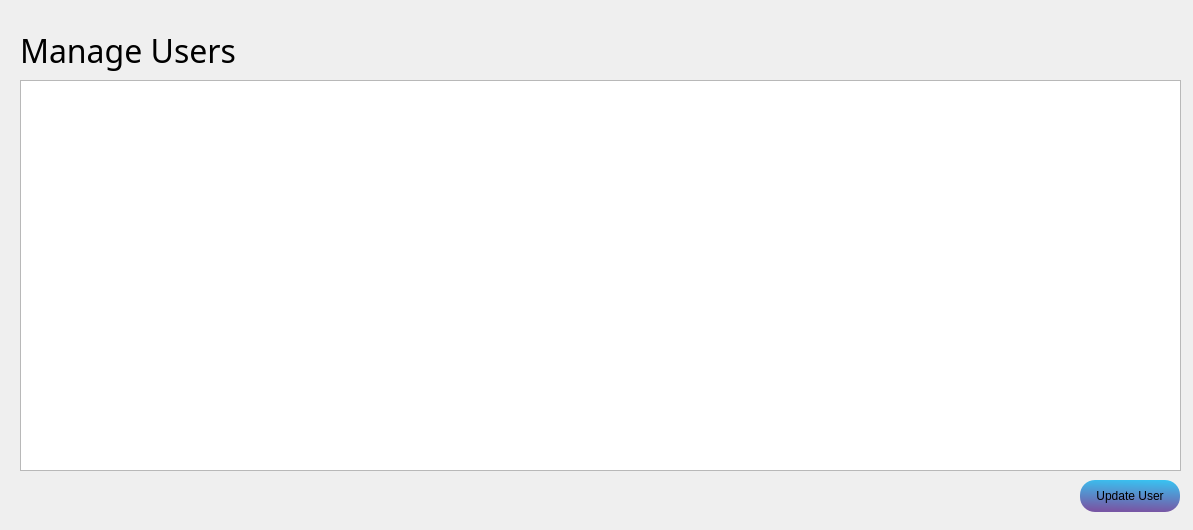
This is MyCovidRecord/manageusers.ui in gagabon501/cs106-2 as Qt 5 draws it before an edit. The edited form follows.
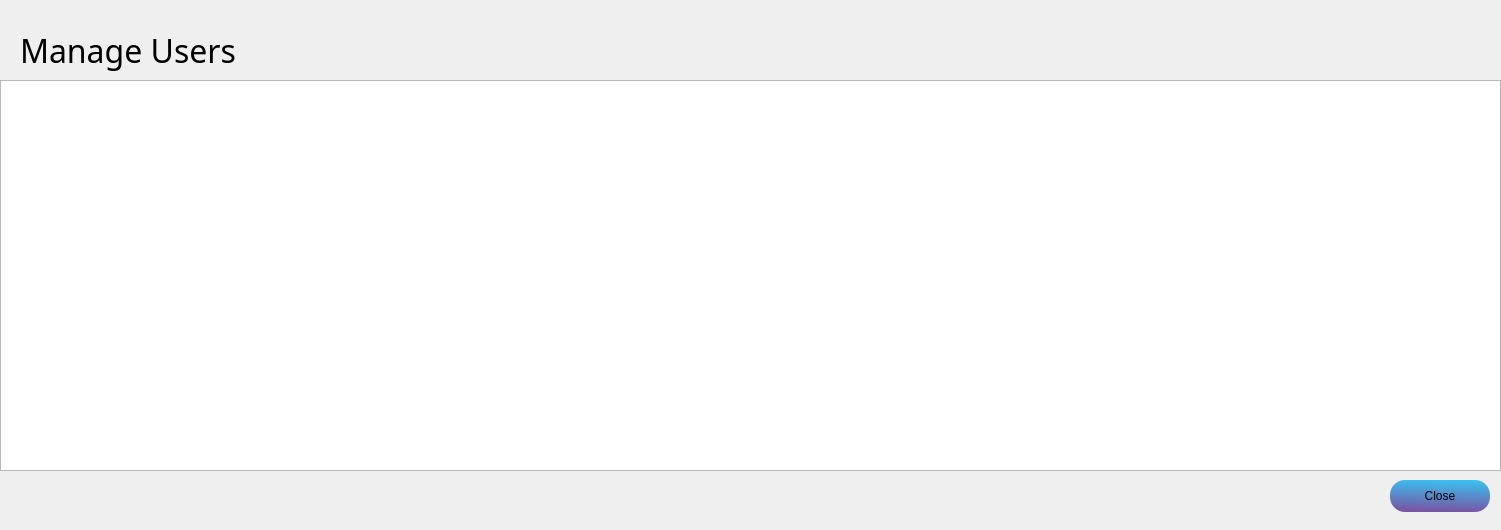
This is the edited form.

What changed in the file:
```diff
--- a/MyCovidRecord/manageusers.ui
+++ b/MyCovidRecord/manageusers.ui
@@ -6,7 +6,7 @@
    <rect>
     <x>0</x>
     <y>0</y>
-    <width>1193</width>
+    <width>1501</width>
     <height>530</height>
    </rect>
   </property>
@@ -17,7 +17,7 @@
    <widget class="QPushButton" name="updatUser">
     <property name="geometry">
      <rect>
-      <x>1080</x>
+      <x>1390</x>
       <y>480</y>
       <width>100</width>
       <height>32</height>
@@ -28,15 +28,15 @@
 background-color: qlineargradient(spread:pad, x1:0.9, y1:1, x2:1, y2:0, stop:0 rgb(119, 87, 165), stop:1 rgb(55, 197, 243));</string>
     </property>
     <property name="text">
-     <string>Update User</string>
+     <string>Close</string>
     </property>
    </widget>
    <widget class="QTableView" name="tableView">
     <property name="geometry">
      <rect>
-      <x>20</x>
+      <x>0</x>
       <y>80</y>
-      <width>1161</width>
+      <width>1501</width>
       <height>391</height>
      </rect>
     </property>
```
